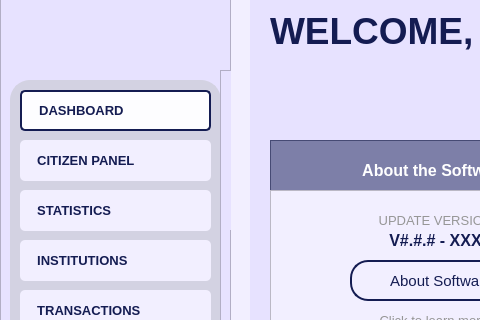
Before: the Qt Designer form UI/MainPages/dashboard.ui in Yohhannn/Barangay-Records-Statistics-System, drawn with Qt 5; both pictures show x 0 to 480 and y 110 to 430 of the 1350 by 850 pixel window.
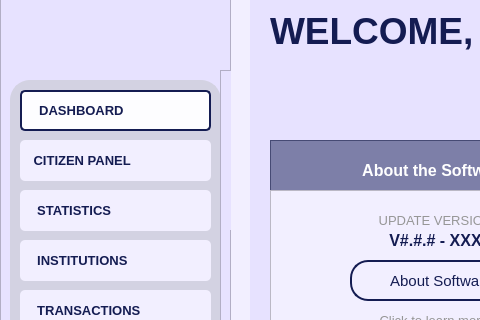
After: the same form once the commit is applied. Icons and pictures are not drawn.

```diff
--- a/UI/MainPages/dashboard.ui
+++ b/UI/MainPages/dashboard.ui
@@ -157,7 +157,7 @@
 }</string>
      </property>
      <property name="text">
-      <string>  CITIZEN PANEL</string>
+      <string> CITIZEN PANEL</string>
      </property>
      <property name="icon">
       <iconset>
```
